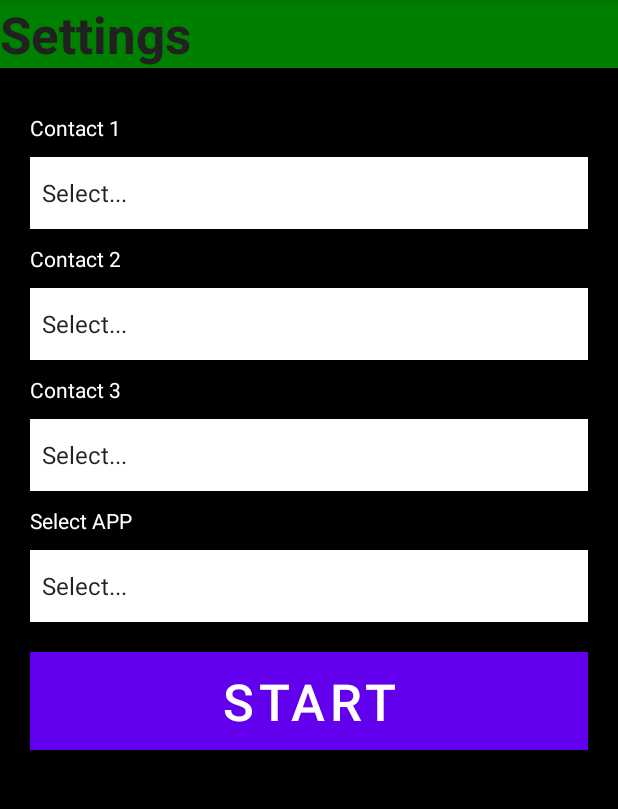
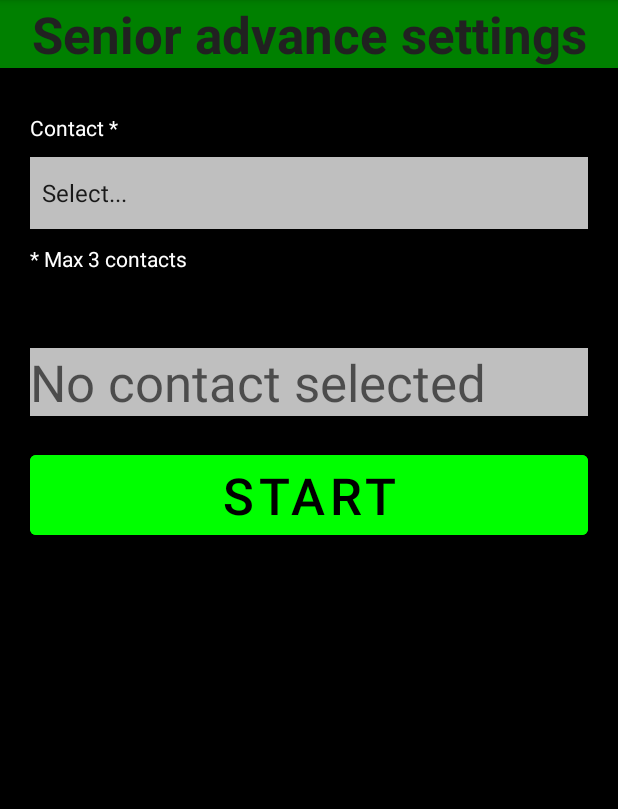
Before and after one commit to nishantranaa/Stand-by-us, an Android app: the SeniorSetUp screen opened directly, with no data from a screen before it, on a phone screen of 412 x 824 dp, the part 84-893 px from its top. Run offline under Robolectric (Android 15) with nearby library versions, the phone set to English and light mode, and no system bars.

Commit message:
SeniorSetUp

```diff
--- a/app/src/main/res/layout/activity_senior_set_up.xml
+++ b/app/src/main/res/layout/activity_senior_set_up.xml
@@ -23,8 +23,8 @@
                 android:layout_width="match_parent"
                 android:layout_height="wrap_content"
                 android:background="#008000"
-                android:text="Settings"
-                android:textAlignment="textStart"
+                android:text="@string/senior_advance_settings"
+                android:textAlignment="center"
                 android:textColor="#212121"
                 android:textSize="34sp"
                 android:textStyle="bold" />
@@ -36,7 +36,7 @@
                 android:layout_marginLeft="20dp"
                 android:layout_marginTop="30dp"
                 android:layout_marginRight="20dp"
-                android:text="Contact 1"
+                android:text="Contact *"
                 android:textColor="#FFFFFF" />
 
             <Spinner
@@ -46,7 +46,7 @@
                 android:layout_marginLeft="20dp"
                 android:layout_marginTop="10dp"
                 android:layout_marginRight="20dp"
-                android:background="#FFFFFF"
+                android:background="#BFFFFFFF"
                 android:entries="@array/seniorSetUpContacts"
                 android:minHeight="48dp"
                 tools:ignore="SpeakableTextPresentCheck" />
@@ -58,64 +58,19 @@
                 android:layout_marginLeft="20dp"
                 android:layout_marginTop="10dp"
                 android:layout_marginRight="20dp"
-                android:text="Contact 2"
+                android:text="* Max 3 contacts"
                 android:textColor="#FFFFFF" />
 
-            <Spinner
-                android:id="@+id/spinnerSeniorSetUpContacts1"
+            <TextView
+                android:id="@+id/seniorSetUpView"
                 android:layout_width="match_parent"
                 android:layout_height="wrap_content"
                 android:layout_marginLeft="20dp"
-                android:layout_marginTop="10dp"
+                android:layout_marginTop="50dp"
                 android:layout_marginRight="20dp"
-                android:background="#FFFFFF"
-                android:entries="@array/seniorSetUpContacts"
-                android:minHeight="48dp"
-                tools:ignore="SpeakableTextPresentCheck" />
-
-            <TextView
-                android:id="@+id/textView4"
-                android:layout_width="match_parent"
-                android:layout_height="wrap_content"
-                android:layout_marginLeft="20dp"
-                android:layout_marginTop="10dp"
-                android:layout_marginRight="20dp"
-                android:text="Contact 3"
-                android:textColor="#FFFFFF" />
-
-            <Spinner
-                android:id="@+id/spinnerSeniorSetUpContacts2"
-                android:layout_width="match_parent"
-                android:layout_height="wrap_content"
-                android:layout_marginLeft="20dp"
-                android:layout_marginTop="10dp"
-                android:layout_marginRight="20dp"
-                android:background="#FFFFFF"
-                android:entries="@array/seniorSetUpContacts"
-                android:minHeight="48dp"
-                tools:ignore="SpeakableTextPresentCheck" />
-
-            <TextView
-                android:id="@+id/textView5"
-                android:layout_width="match_parent"
-                android:layout_height="wrap_content"
-                android:layout_marginLeft="20dp"
-                android:layout_marginTop="10dp"
-                android:layout_marginRight="20dp"
-                android:text="Select APP"
-                android:textColor="#FFFFFF" />
-
-            <Spinner
-                android:id="@+id/spinnerSeniorSetUpApps"
-                android:layout_width="match_parent"
-                android:layout_height="wrap_content"
-                android:layout_marginLeft="20dp"
-                android:layout_marginTop="10dp"
-                android:layout_marginRight="20dp"
-                android:background="#FFFFFF"
-                android:entries="@array/seniorSetUpApps"
-                android:minHeight="48dp"
-                tools:ignore="SpeakableTextPresentCheck" />
+                android:background="#BFFFFFFF"
+                android:hint="No contact selected"
+                android:textSize="34sp" />
 
             <Button
                 android:id="@+id/startMiddle"
@@ -123,8 +78,9 @@
                 android:layout_height="wrap_content"
                 android:layout_gravity="center_horizontal"
                 android:layout_margin="20dp"
-                android:background="#000000"
-                android:text="START"
+                android:backgroundTint="#00FF00"
+                android:text="@string/start"
+                android:textColor="#000000"
                 android:textSize="34sp" />
         </LinearLayout>
     </ScrollView>
```
Also changed, not shown: app/src/main/java/com/example/standbyus/MainActivity.java (+5 -2 lines), app/src/main/java/com/example/standbyus/SeniorSetUp.java (+56 -1 lines), app/src/main/res/drawable/ic_search_black_24dp.xml (added, +9 -0 lines), app/src/main/res/menu/main_menu.xml (+12 -2 lines), app/src/main/res/values-night/strings.xml (+9 -1 lines), app/src/main/res/values/strings.xml (+7 -0 lines).
